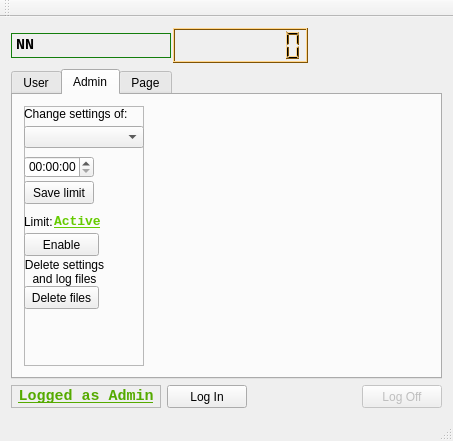
The window that timeguardgui/timeguard.ui (byebye/TimeGuard) describes before a commit, drawn with Qt 5.
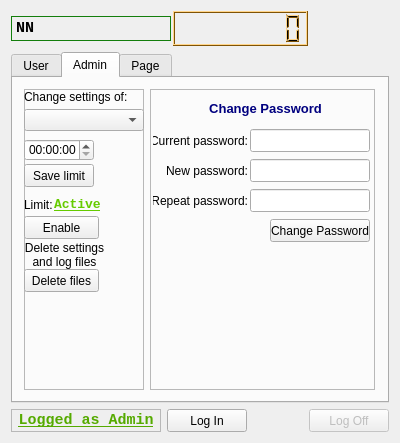
The same window after the commit. The open tabs and pages were chosen to show the change. Icons and pictures are not drawn. Custom widgets are drawn as their Qt base class.

Diff of the .ui file:
```diff
--- a/timeguardgui/timeguard.ui
+++ b/timeguardgui/timeguard.ui
@@ -6,8 +6,8 @@
    <rect>
     <x>0</x>
     <y>0</y>
-    <width>453</width>
-    <height>441</height>
+    <width>400</width>
+    <height>443</height>
    </rect>
   </property>
   <property name="sizePolicy">
@@ -1052,8 +1052,8 @@
        <attribute name="title">
         <string>Admin</string>
        </attribute>
-       <layout class="QGridLayout" name="gridLayout">
-        <item row="0" column="0">
+       <layout class="QHBoxLayout" name="horizontalLayout_3">
+        <item>
          <widget class="QFrame" name="changeSettingsFrame">
           <property name="sizePolicy">
            <sizepolicy hsizetype="Fixed" vsizetype="Preferred">
@@ -1196,26 +1196,6 @@
           </widget>
          </widget>
         </item>
-        <item row="0" column="1">
-         <spacer name="horizontalSpacer_3">
-          <property name="orientation">
-           <enum>Qt::Horizontal</enum>
-          </property>
-          <property name="sizeHint" stdset="0">
-           <size>
-            <width>0</width>
-            <height>20</height>
-           </size>
-          </property>
-         </spacer>
-        </item>
-       </layout>
-      </widget>
-      <widget class="QWidget" name="tab">
-       <attribute name="title">
-        <string>Page</string>
-       </attribute>
-       <layout class="QVBoxLayout" name="verticalLayout_2">
         <item>
          <widget class="QFrame" name="changePasswordFrame">
           <property name="sizePolicy">
@@ -1354,6 +1334,33 @@
           </widget>
          </widget>
         </item>
+        <item>
+         <spacer name="horizontalSpacer_3">
+          <property name="orientation">
+           <enum>Qt::Horizontal</enum>
+          </property>
+          <property name="sizeHint" stdset="0">
+           <size>
+            <width>40</width>
+            <height>20</height>
+           </size>
+          </property>
+         </spacer>
+        </item>
+       </layout>
+      </widget>
+      <widget class="QWidget" name="tab">
+       <attribute name="title">
+        <string>Page</string>
+       </attribute>
+       <layout class="QVBoxLayout" name="verticalLayout_2">
+        <item>
+         <widget class="QTableView" name="tableView">
+          <property name="sortingEnabled">
+           <bool>false</bool>
+          </property>
+         </widget>
+        </item>
        </layout>
       </widget>
      </widget>
@@ -1480,15 +1487,6 @@
     </rect>
    </property>
   </widget>
-  <widget class="QToolBar" name="mainToolBar">
-   <attribute name="toolBarArea">
-    <enum>TopToolBarArea</enum>
-   </attribute>
-   <attribute name="toolBarBreak">
-    <bool>false</bool>
-   </attribute>
-  </widget>
-  <widget class="QStatusBar" name="statusBar"/>
  </widget>
  <layoutdefault spacing="6" margin="11"/>
  <customwidgets>
```
Left out of the diff: 4 changed lines with no effect on the pictures.
